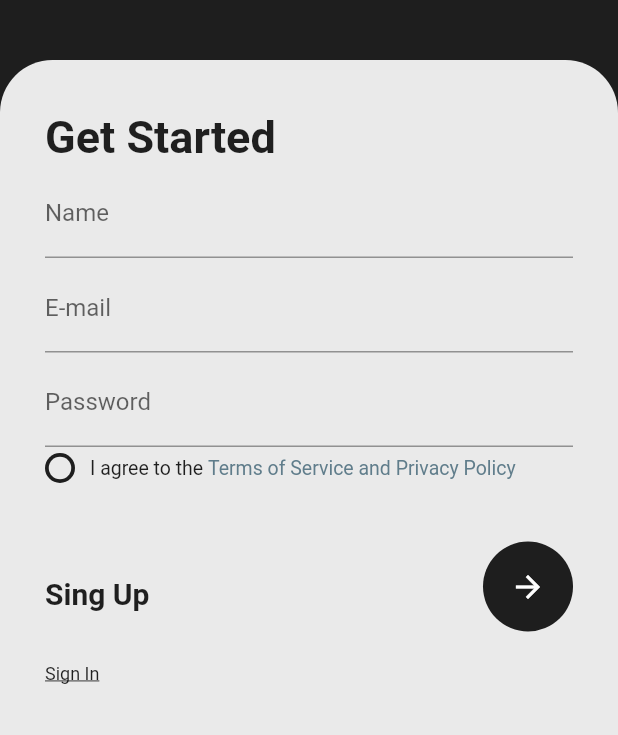
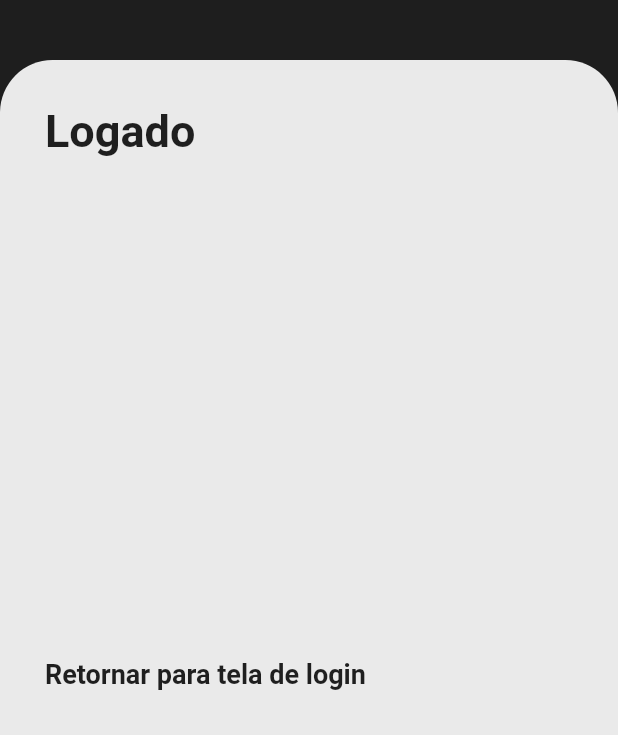
Before and after one commit to GustavoRodriguesDev/sing_in, a Flutter app: the screen it shows after launch, after a tap on the "arrow forward" icon, on a phone screen of 412 x 824 dp, the part 501-1236 px from its top. Run offline on Flutter 3.47's test engine with Material 2 defaults, Android fonts, the phone set to English and light mode, and no system bars.

Commit message:
adicionado a  navegação entre as telas,

```diff
--- a/lib/src/appwidget.dart
+++ b/lib/src/appwidget.dart
@@ -1,5 +1,7 @@
 import 'package:flutter/material.dart';
+import 'package:sing_in/src/routes/routes.dart';
 import 'package:sing_in/src/view/login_page.dart';
+import 'package:sing_in/src/view/next_page.dart';
 
 import 'view/sign_up_page.dart';
 
@@ -13,8 +15,12 @@ class AppWidget extends StatefulWidget {
 class _AppWidgetState extends State<AppWidget> {
   @override
   Widget build(BuildContext context) {
-    return const MaterialApp(
-      home: SignUpPage(),
+    return MaterialApp(
+      routes: {
+        LOGIN: (context) => const LoginPage(),
+        REGISTER: (context) => const SignUpPage(),
+        NEXT: (context) => const NextPage()
+      },
     );
   }
 }
--- /dev/null
+++ b/lib/src/routes/routes.dart
@@ -0,0 +1,3 @@
+const LOGIN = '/';
+const REGISTER = '/register';
+const NEXT = '/next';
--- a/lib/src/view/components/botton_circle.dart
+++ b/lib/src/view/components/botton_circle.dart
@@ -1,12 +1,13 @@
 import 'package:flutter/material.dart';
 
 class BottonCircle extends StatelessWidget {
-  const BottonCircle({Key? key}) : super(key: key);
+  final navigation;
+  const BottonCircle({required this.navigation, Key? key}) : super(key: key);
 
   @override
   Widget build(BuildContext context) {
     return GestureDetector(
-      onTap: () {},
+      onTap: navigation,
       child: Container(
         height: 60,
         width: 60,
--- a/lib/src/view/components/singin_widget.dart
+++ b/lib/src/view/components/singin_widget.dart
@@ -1,4 +1,5 @@
 import 'package:flutter/material.dart';
+import 'package:sing_in/src/routes/routes.dart';
 
 class SingIn extends StatelessWidget {
   final double fontSize;
@@ -14,7 +15,9 @@ class SingIn extends StatelessWidget {
   @override
   Widget build(BuildContext context) {
     return GestureDetector(
-      onTap: () {},
+      onTap: () {
+        Navigator.of(context).pushNamed(LOGIN);
+      },
       child: Text(
         'Sign In',
         style: TextStyle(
--- a/lib/src/view/components/singup_widget.dart
+++ b/lib/src/view/components/singup_widget.dart
@@ -1,4 +1,5 @@
 import 'package:flutter/material.dart';
+import 'package:sing_in/src/routes/routes.dart';
 
 class SignUp extends StatelessWidget {
   final double fontSize;
@@ -15,7 +16,9 @@ class SignUp extends StatelessWidget {
   @override
   Widget build(BuildContext context) {
     return GestureDetector(
-      onTap: () {},
+      onTap: () {
+        Navigator.of(context).pushNamed(REGISTER);
+      },
       child: Text(
         'Sing Up',
         style: TextStyle(
--- a/lib/src/view/login_page.dart
+++ b/lib/src/view/login_page.dart
@@ -1,4 +1,5 @@
 import 'package:flutter/material.dart';
+import 'package:sing_in/src/routes/routes.dart';
 import 'package:sing_in/src/view/components/botton_circle.dart';
 import 'package:sing_in/src/view/components/check_box_widget.dart';
 import 'package:sing_in/src/view/components/singin_widget.dart';
@@ -106,7 +107,11 @@ class _LoginPageState extends State<LoginPage> {
                                 )
                               ],
                             ),
-                            const BottonCircle(),
+                            BottonCircle(
+                              navigation: () {
+                                Navigator.of(context).pushNamed(NEXT);
+                              },
+                            ),
                           ],
                         ),
                       )
--- /dev/null
+++ b/lib/src/view/next_page.dart
@@ -0,0 +1,73 @@
+import 'package:flutter/material.dart';
+import 'package:sing_in/src/routes/routes.dart';
+
+class NextPage extends StatefulWidget {
+  const NextPage({Key? key}) : super(key: key);
+
+  @override
+  _NextPage createState() => _NextPage();
+}
+
+class _NextPage extends State<NextPage> {
+  @override
+  Widget build(BuildContext context) {
+    double height = MediaQuery.of(context).size.height;
+    double width = MediaQuery.of(context).size.width;
+    return SafeArea(
+      child: Scaffold(
+        body: Container(
+          height: height,
+          width: width,
+          color: const Color(0xFF1E1E1E),
+          child: Column(
+            mainAxisAlignment: MainAxisAlignment.end,
+            children: [
+              Image.asset(
+                'assets/logo/ftean.png',
+                height: 200,
+              ),
+              const SizedBox(
+                height: 40,
+              ),
+              Container(
+                height: 450,
+                width: width,
+                decoration: const BoxDecoration(
+                  borderRadius: BorderRadius.only(
+                    topLeft: Radius.circular(35),
+                    topRight: Radius.circular(35),
+                  ),
+                  color: Color(0xFFEAEAEA),
+                ),
+                child: Padding(
+                  padding: const EdgeInsets.all(30),
+                  child: Column(
+                    crossAxisAlignment: CrossAxisAlignment.start,
+                    children: [
+                      const Text(
+                        'Logado',
+                        style: TextStyle(
+                            fontSize: 30, fontWeight: FontWeight.bold),
+                      ),
+                      const Spacer(),
+                      GestureDetector(
+                        onTap: () {
+                          Navigator.of(context).pushNamed(LOGIN);
+                        },
+                        child: const Text(
+                          'Retornar para tela de login',
+                          style: TextStyle(
+                              fontSize: 18, fontWeight: FontWeight.bold),
+                        ),
+                      )
+                    ],
+                  ),
+                ),
+              ),
+            ],
+          ),
+        ),
+      ),
+    );
+  }
+}
--- a/lib/src/view/sign_up_page.dart
+++ b/lib/src/view/sign_up_page.dart
@@ -1,6 +1,8 @@
 import 'package:flutter/material.dart';
+import 'package:sing_in/src/routes/routes.dart';
 import 'package:sing_in/src/view/components/singin_widget.dart';
 import 'package:sing_in/src/view/components/singup_widget.dart';
+import 'package:sing_in/src/view/login_page.dart';
 import 'components/botton_circle.dart';
 import 'components/check_box_widget.dart';
 import 'components/textfild_widget.dart';
@@ -117,7 +119,11 @@ class _SignUpPageState extends State<SignUpPage> {
                                 )
                               ],
                             ),
-                            const BottonCircle(),
+                            BottonCircle(
+                              navigation: () {
+                                Navigator.of(context).pushNamed(LOGIN);
+                              },
+                            ),
                           ],
                         ),
                       )
```
